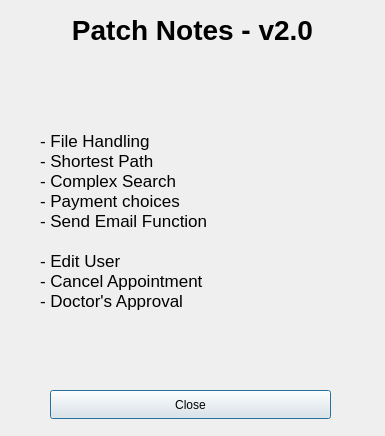
First picture: the form in patchnoteswindow.ui, repository KirolousFouty/Hospital_Project, before the edit.
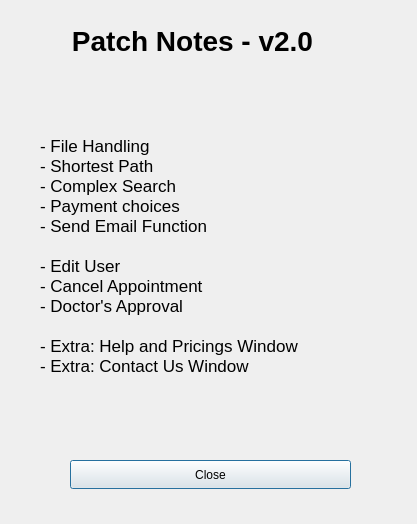
Second picture: the form after the edit.

Commit message: - Edited ComplexSearchWindow - Edited PatchNotesWindow

Patch:
```diff
--- a/patchnoteswindow.ui
+++ b/patchnoteswindow.ui
@@ -6,8 +6,8 @@
    <rect>
     <x>0</x>
     <y>0</y>
-    <width>385</width>
-    <height>436</height>
+    <width>417</width>
+    <height>524</height>
    </rect>
   </property>
   <property name="windowTitle">
@@ -17,7 +17,7 @@
    <property name="geometry">
     <rect>
      <x>2</x>
-     <y>9</y>
+     <y>20</y>
      <width>381</width>
      <height>41</height>
     </rect>
@@ -40,8 +40,8 @@
     <rect>
      <x>40</x>
      <y>70</y>
-     <width>301</width>
-     <height>301</height>
+     <width>341</width>
+     <height>371</height>
     </rect>
    </property>
    <property name="font">
@@ -52,20 +52,23 @@
    <property name="text">
     <string>- File Handling
 - Shortest Path
-- Complex Search 
+- Complex Search
 - Payment choices
 - Send Email Function
 
 - Edit User
 - Cancel Appointment
-- Doctor's Approval</string>
+- Doctor's Approval
+
+- Extra: Help and Pricings Window
+- Extra: Contact Us Window</string>
    </property>
   </widget>
   <widget class="QPushButton" name="backButton">
    <property name="geometry">
     <rect>
-     <x>50</x>
-     <y>390</y>
+     <x>70</x>
+     <y>460</y>
      <width>281</width>
      <height>29</height>
     </rect>
```
The commit also changes 2 other files.
